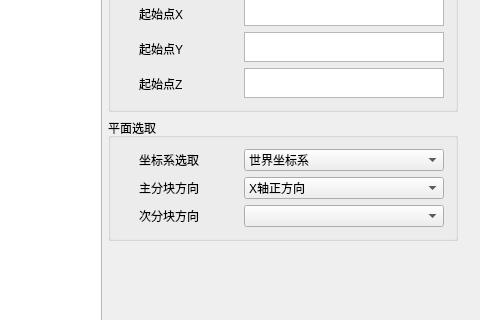
offline-programming-software/offline-programming, file include/cursePart.ui: the form before one commit; both pictures show x 270 to 750 and y 89 to 409 of the 750 by 650 pixel window.
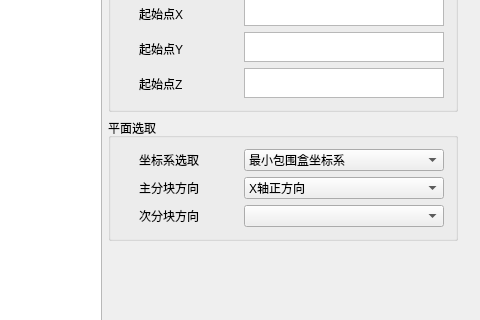
The form after the commit.

```diff
--- a/include/cursePart.ui
+++ b/include/cursePart.ui
@@ -654,6 +654,11 @@
            <layout class="QVBoxLayout" name="verticalLayout_7">
             <item>
              <widget class="QComboBox" name="comboBox_5">
+              <item>
+               <property name="text">
+                <string>最小包围盒坐标系</string>
+               </property>
+              </item>
               <item>
                <property name="text">
                 <string>世界坐标系</string>
```
Left out of the diff: 5 changed lines with no effect on the pictures.
